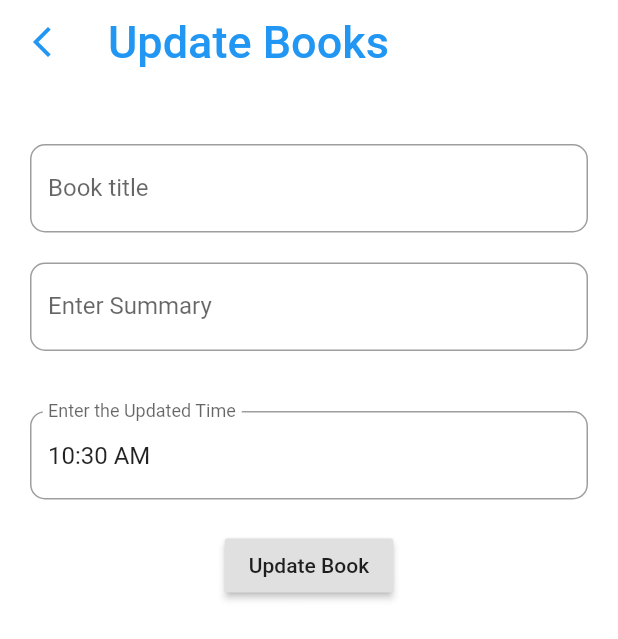
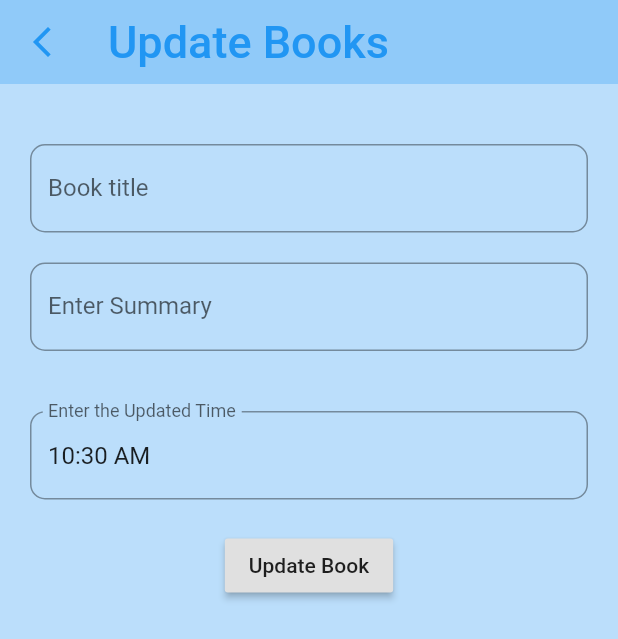
Before and after one commit to nepali-rakshya/book_library_application, a Flutter app: the Updatebooks screen opened directly with empty values, on a phone screen of 412 x 824 dp. Shown: the top 639 px of the screen. Run offline on Flutter 3.47's test engine with Material 2 defaults, Android fonts, the light colour scheme and no system bars; our stand-ins replace cloud_firestore, date_format, firebase_auth, firebase_core; accounts and stored records are empty.

Commit message:
final commit

```diff
--- a/lib/screens/updatebook.dart
+++ b/lib/screens/updatebook.dart
@@ -88,9 +88,9 @@ class _UpdatetasksState extends State<Updatebooks> {
   @override
   Widget build(BuildContext context) {
     return Scaffold(
-      backgroundColor: Colors.white,
+      backgroundColor: Colors.blue[100],
       appBar: AppBar(
-        backgroundColor: Colors.white,
+        backgroundColor: Colors.blue[200],
         elevation: 0.0,
         title: Text(
           'Update Books',
@@ -118,7 +118,7 @@ class _UpdatetasksState extends State<Updatebooks> {
                       borderRadius: BorderRadius.circular(10),
                     ),
                     labelText: 'Book title',
-                    hintText: 'Enter title of the book........'),
+                    hintText: 'Enter title of the book'),
               ),
               SizedBox(height: 20.0),
               TextField(
@@ -129,21 +129,9 @@ class _UpdatetasksState extends State<Updatebooks> {
                       borderRadius: BorderRadius.circular(10),
                     ),
                     labelText: 'Enter Summary',
-                    hintText: 'Enter summary of the book........'),
+                    hintText: 'Enter summary of the book'),
               ),
               SizedBox(height: 20.0),
-              // TextField(
-              // controller: _dateController,
-              // decoration: InputDecoration(
-              //     border: OutlineInputBorder(
-              //       borderRadius: BorderRadius.circular(10),
-              //     ),
-              //     labelText: 'Enter Modify Date',
-              //     hintText: 'Enter modify date of your note........'),
-              // onTap: () {
-              //   _selectDate(context);
-              // },
-              // ),
               SizedBox(height: 20.0),
               TextField(
                 controller: _timeController,
@@ -152,7 +140,7 @@ class _UpdatetasksState extends State<Updatebooks> {
                       borderRadius: BorderRadius.circular(10),
                     ),
                     labelText: 'Enter the Updated Time',
-                    hintText: 'Enter the modified time of the book........'),
+                    hintText: 'Enter the modified time of the book'),
                 onTap: () {
                   _selectTime(context);
                 },
```
